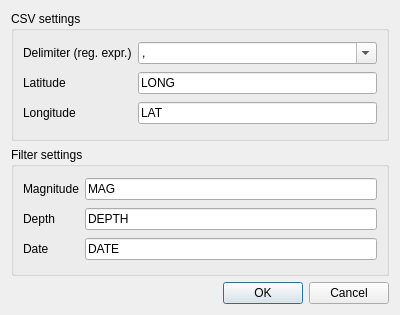
Before: the Qt Designer form ui/settingsDlg.ui in faunalia/gem-mt, drawn with Qt 5.
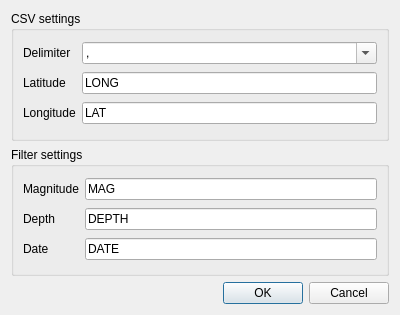
After: the same form once the commit is applied.

Commit message: use plain delimiter

Diff of the .ui file:
```diff
--- a/ui/settingsDlg.ui
+++ b/ui/settingsDlg.ui
@@ -84,7 +84,7 @@
       <item row="0" column="0">
        <widget class="QLabel" name="label_4">
         <property name="text">
-         <string>Delimiter (reg. expr.)</string>
+         <string>Delimiter</string>
         </property>
        </widget>
       </item>
```
Left out of the diff: 2 changed lines with no effect on the pictures. The commit also changes 2 other files.
